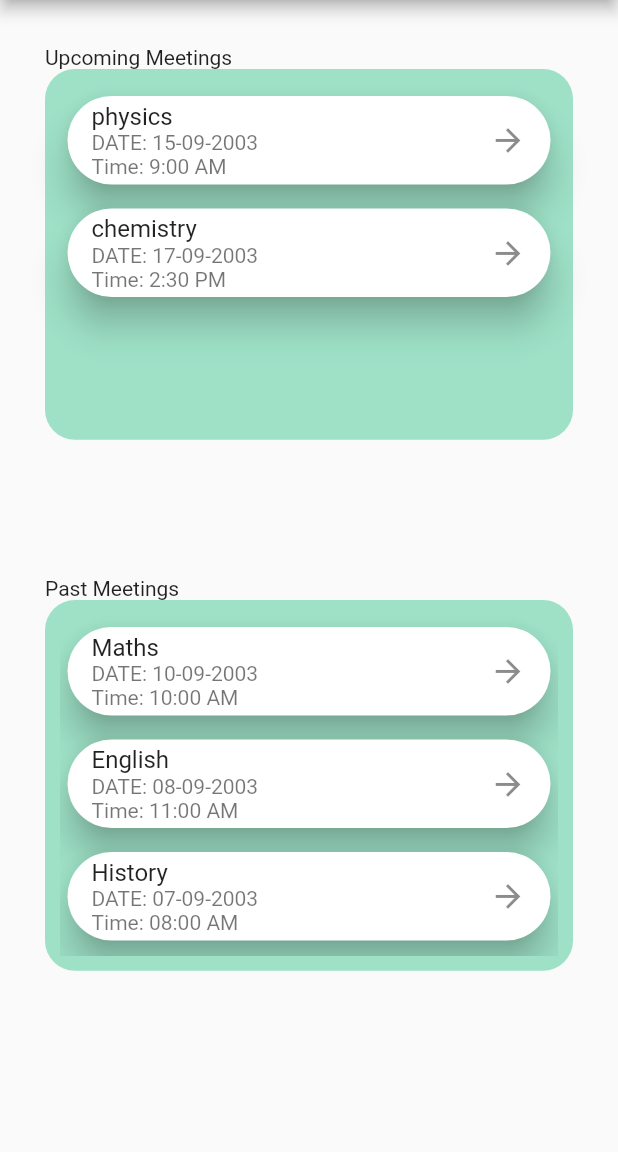
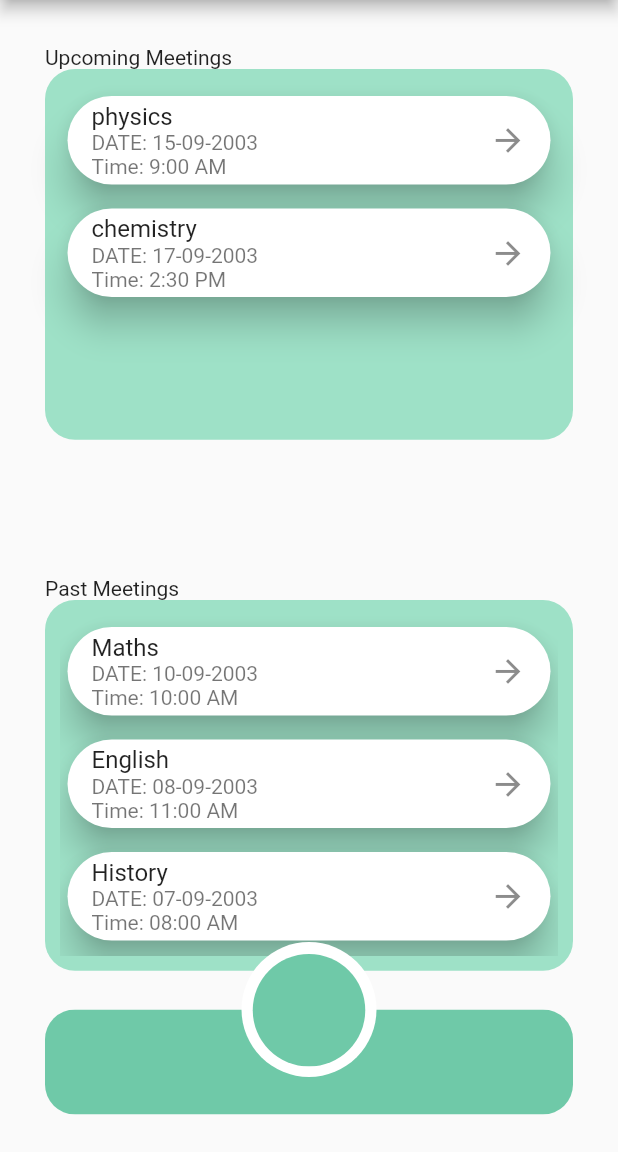
Before and after one commit to kshitiz3133/onlinemeetingapp, a Flutter app: the Login screen opened directly, after a tap on "Cancel", on a phone screen of 412 x 824 dp, the part 84-1236 px from its top. Run offline on Flutter 3.47's test engine with Material 2 defaults, Android fonts, the light colour scheme and no system bars.

Commit message:
Login page access

```diff
--- a/lib/Login/loginpage.dart
+++ b/lib/Login/loginpage.dart
@@ -1,5 +1,5 @@
 import 'package:flutter/material.dart';
-import 'package:onlinemeetingapp/Home/homepage.dart';
+import 'package:onlinemeetingapp/app.dart';
 class Login extends StatelessWidget {
   const Login({Key? key}) : super(key: key);
 
@@ -37,7 +37,7 @@ class Login extends StatelessWidget {
                   ),
                   SizedBox(height: 20),
                   TextButton(onPressed: (){}, child: Text("Login")),
-                  TextButton(onPressed: (){Navigator.push(context, MaterialPageRoute(builder: (context)=>Homepage()));}, child: Text("Cancel")),
+                  TextButton(onPressed: (){Navigator.push(context, MaterialPageRoute(builder: (context)=>App()));}, child: Text("Cancel")),
                   SizedBox(height: 40),
                   Row(mainAxisAlignment: MainAxisAlignment.spaceEvenly,children: [Text("Forget Password?"),Text("Sign Up")],)
                 ],
```
